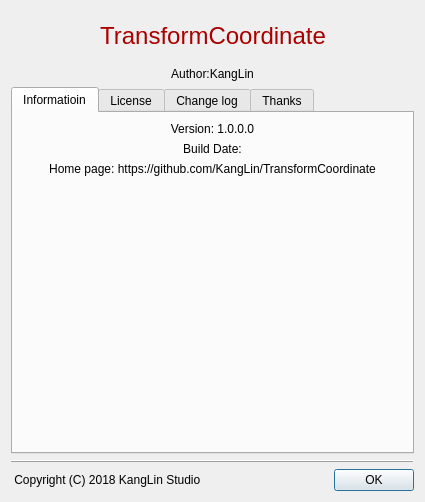
KangLin/TransformCoordinate, file Widgets/DlgAbout/DlgAbout.ui: the form before one commit.
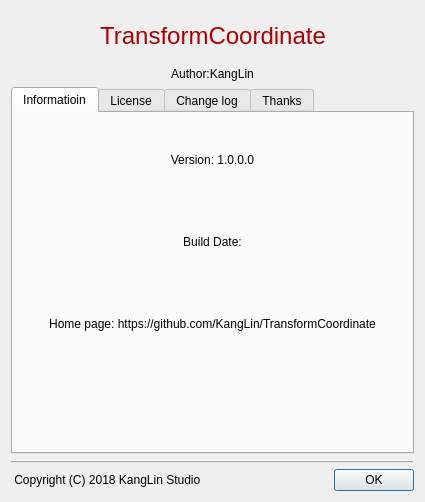
The form after the commit. Icons and pictures are not drawn.

Diff of the .ui file:
```diff
--- a/Widgets/DlgAbout/DlgAbout.ui
+++ b/Widgets/DlgAbout/DlgAbout.ui
@@ -57,74 +57,6 @@
       <layout class="QGridLayout" name="gridLayout_5">
        <item row="4" column="0">
         <layout class="QHBoxLayout" name="horizontalLayout_3">
-         <item>
-          <spacer name="horizontalSpacer_11">
-           <property name="orientation">
-            <enum>Qt::Horizontal</enum>
-           </property>
-           <property name="sizeHint" stdset="0">
-            <size>
-             <width>40</width>
-             <height>20</height>
-            </size>
-           </property>
-          </spacer>
-         </item>
-         <item>
-          <layout class="QVBoxLayout" name="verticalLayout_2">
-           <item>
-            <spacer name="verticalSpacer">
-             <property name="orientation">
-              <enum>Qt::Vertical</enum>
-             </property>
-             <property name="sizeHint" stdset="0">
-              <size>
-               <width>20</width>
-               <height>40</height>
-              </size>
-             </property>
-            </spacer>
-           </item>
-           <item>
-            <widget class="QLabel" name="label_6">
-             <property name="sizePolicy">
-              <sizepolicy hsizetype="Preferred" vsizetype="Preferred">
-               <horstretch>0</horstretch>
-               <verstretch>0</verstretch>
-              </sizepolicy>
-             </property>
-             <property name="text">
-              <string/>
-             </property>
-             <property name="pixmap">
-              <pixmap resource="../../Resource/Resource.qrc">:/icon/WeiXinPay</pixmap>
-             </property>
-             <property name="scaledContents">
-              <bool>true</bool>
-             </property>
-             <property name="alignment">
-              <set>Qt::AlignCenter</set>
-             </property>
-             <property name="wordWrap">
-              <bool>false</bool>
-             </property>
-            </widget>
-           </item>
-           <item>
-            <spacer name="verticalSpacer_2">
-             <property name="orientation">
-              <enum>Qt::Vertical</enum>
-             </property>
-             <property name="sizeHint" stdset="0">
-              <size>
-               <width>20</width>
-               <height>40</height>
-              </size>
-             </property>
-            </spacer>
-           </item>
-          </layout>
-         </item>
          <item>
           <widget class="QLabel" name="label">
            <property name="text">
@@ -138,19 +70,6 @@
            </property>
           </widget>
          </item>
-         <item>
-          <spacer name="horizontalSpacer_12">
-           <property name="orientation">
-            <enum>Qt::Horizontal</enum>
-           </property>
-           <property name="sizeHint" stdset="0">
-            <size>
-             <width>40</width>
-             <height>20</height>
-            </size>
-           </property>
-          </spacer>
-         </item>
         </layout>
        </item>
        <item row="0" column="0">
```
Left out of the diff: 2 changed lines with no effect on the pictures.
